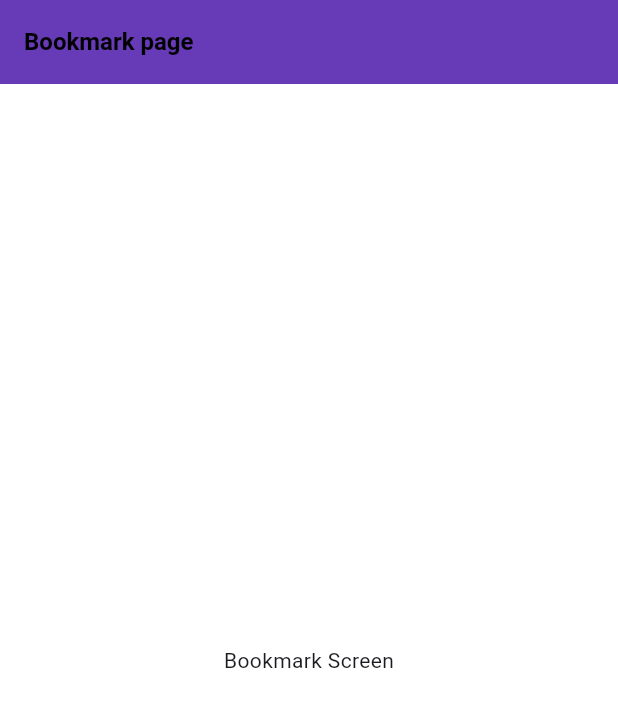
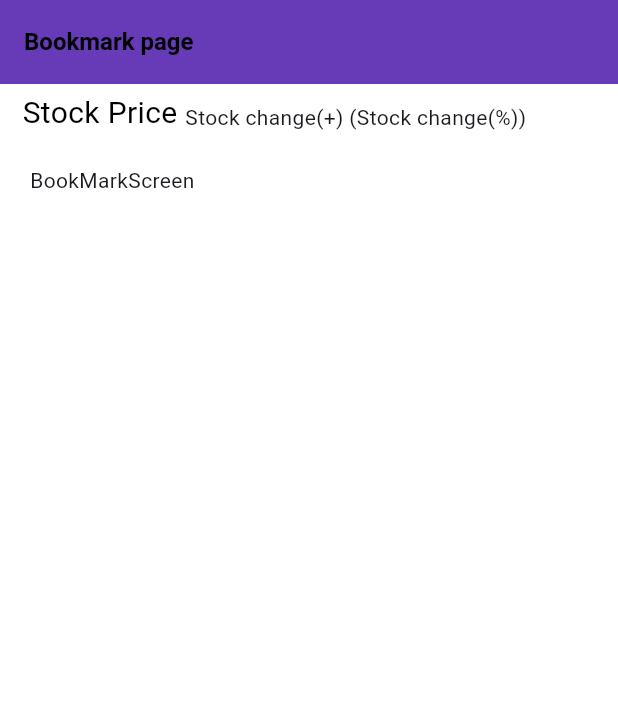
Before and after one commit to rlaalsrl0922/FSP, a Flutter app: the BookmarkScreen screen opened directly, on a phone screen of 412 x 824 dp. Shown: the top 707 px of the screen. Run offline on Flutter 3.47's test engine with Material 3 defaults, Android fonts, the phone set to English and light mode, and no system bars; our stand-ins replace csv, google_fonts, syncfusion_flutter_charts, unicons.

```diff
--- a/lib/screens/BookmarkScreen.dart
+++ b/lib/screens/BookmarkScreen.dart
@@ -10,6 +10,48 @@ class BookmarkScreen extends StatelessWidget {
         title: Row(
             children: [const Text('Bookmark page')]
         )
-    ), body: Center(child: Text('Bookmark Screen')));
+    ),body: SafeArea(
+    top: true,
+    child: Column(
+    mainAxisSize: MainAxisSize.max,
+    children: [
+    Expanded(
+    child: SingleChildScrollView(
+    child: Column(
+    mainAxisSize: MainAxisSize.max,
+    children: [
+    Padding(
+    padding: EdgeInsetsDirectional.fromSTEB(15, 5, 0, 0),
+    child: Row(
+    mainAxisSize: MainAxisSize.max,
+    children: [
+    Text('Stock Price ',
+    style: TextStyle(
+    fontSize: 20,
+    color: Colors.black)
+    ),
+    Padding(
+    padding: EdgeInsetsDirectional.fromSTEB(0, 6, 0, 0),
+    child: Text('Stock change(+) (Stock change(%))'),
+    ),
+    ],
+    ),
+    ),
+    Padding(
+    padding: EdgeInsetsDirectional.fromSTEB(20, 20, 0, 0),
+    child: Row(
+    mainAxisSize: MainAxisSize.max,
+    children: [
+    Container(
+    width: 350,
+    height: 200,
+    child: Text("BookMarkScreen"),
+    ),
+    ],
+    ),
+    ),
+    ],
+    ),
+    ))])));
   }
 }
```
Also changed, not shown: lib/screens/IndividualScreen.dart (+10 -7 lines).
